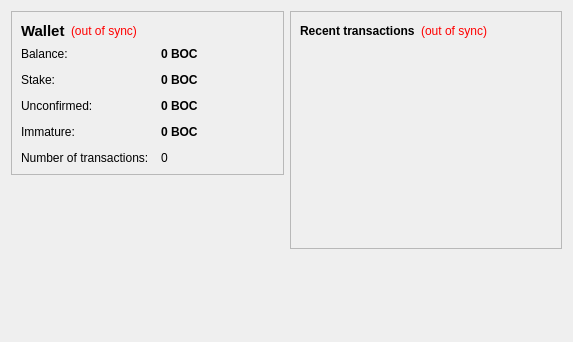
First picture: the form in src/qt/forms/overviewpage.ui, repository xming/carpediemcoin, before the edit.
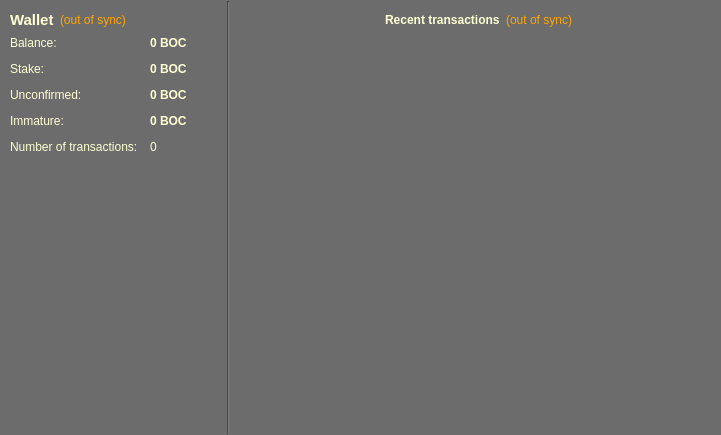
Second picture: the form after the edit. Icons and pictures are not drawn.

What changed in the file:
```diff
--- a/src/qt/forms/overviewpage.ui
+++ b/src/qt/forms/overviewpage.ui
@@ -6,25 +6,324 @@
    <rect>
     <x>0</x>
     <y>0</y>
-    <width>573</width>
-    <height>342</height>
+    <width>721</width>
+    <height>435</height>
    </rect>
   </property>
+  <property name="sizePolicy">
+   <sizepolicy hsizetype="Preferred" vsizetype="Preferred">
+    <horstretch>0</horstretch>
+    <verstretch>0</verstretch>
+   </sizepolicy>
+  </property>
+  <property name="minimumSize">
+   <size>
+    <width>520</width>
+    <height>435</height>
+   </size>
+  </property>
+  <property name="maximumSize">
+   <size>
+    <width>1024</width>
+    <height>768</height>
+   </size>
+  </property>
+  <property name="baseSize">
+   <size>
+    <width>520</width>
+    <height>435</height>
+   </size>
+  </property>
+  <property name="palette">
+   <palette>
+    <active>
+     <colorrole role="WindowText">
+      <brush brushstyle="SolidPattern">
+       <color alpha="255">
+        <red>255</red>
+        <green>255</green>
+        <blue>211</blue>
+       </color>
+      </brush>
+     </colorrole>
+     <colorrole role="Button">
+      <brush brushstyle="SolidPattern">
+       <color alpha="255">
+        <red>108</red>
+        <green>108</green>
+        <blue>108</blue>
+       </color>
+      </brush>
+     </colorrole>
+     <colorrole role="Midlight">
+      <brush brushstyle="SolidPattern">
+       <color alpha="255">
+        <red>107</red>
+        <green>107</green>
+        <blue>107</blue>
+       </color>
+      </brush>
+     </colorrole>
+     <colorrole role="Text">
+      <brush brushstyle="SolidPattern">
+       <color alpha="255">
+        <red>255</red>
+        <green>255</green>
+        <blue>211</blue>
+       </color>
+      </brush>
+     </colorrole>
+     <colorrole role="ButtonText">
+      <brush brushstyle="SolidPattern">
+       <color alpha="255">
+        <red>255</red>
+        <green>255</green>
+        <blue>211</blue>
+       </color>
+      </brush>
+     </colorrole>
+     <colorrole role="Base">
+      <brush brushstyle="SolidPattern">
+       <color alpha="255">
+        <red>108</red>
+        <green>108</green>
+        <blue>108</blue>
+       </color>
+      </brush>
+     </colorrole>
+     <colorrole role="Window">
+      <brush brushstyle="SolidPattern">
+       <color alpha="255">
+        <red>108</red>
+        <green>108</green>
+        <blue>108</blue>
+       </color>
+      </brush>
+     </colorrole>
+     <colorrole role="AlternateBase">
+      <brush brushstyle="SolidPattern">
+       <color alpha="255">
+        <red>107</red>
+        <green>107</green>
+        <blue>107</blue>
+       </color>
+      </brush>
+     </colorrole>
+    </active>
+    <inactive>
+     <colorrole role="WindowText">
+      <brush brushstyle="SolidPattern">
+       <color alpha="255">
+        <red>255</red>
+        <green>255</green>
+        <blue>211</blue>
+       </color>
+      </brush>
+     </colorrole>
+     <colorrole role="Button">
+      <brush brushstyle="SolidPattern">
+       <color alpha="255">
+        <red>108</red>
+        <green>108</green>
+        <blue>108</blue>
+       </color>
+      </brush>
+     </colorrole>
+     <colorrole role="Midlight">
+      <brush brushstyle="SolidPattern">
+       <color alpha="255">
+        <red>107</red>
+        <green>107</green>
+        <blue>107</blue>
+       </color>
+      </brush>
+     </colorrole>
+     <colorrole role="Text">
+      <brush brushstyle="SolidPattern">
+       <color alpha="255">
+        <red>255</red>
+        <green>255</green>
+        <blue>211</blue>
+       </color>
+      </brush>
+     </colorrole>
+     <colorrole role="ButtonText">
+      <brush brushstyle="SolidPattern">
+       <color alpha="255">
+        <red>255</red>
+        <green>255</green>
+        <blue>211</blue>
+       </color>
+      </brush>
+     </colorrole>
+     <colorrole role="Base">
+      <brush brushstyle="SolidPattern">
+       <color alpha="255">
+        <red>108</red>
+        <green>108</green>
+        <blue>108</blue>
+       </color>
+      </brush>
+     </colorrole>
+     <colorrole role="Window">
+      <brush brushstyle="SolidPattern">
+       <color alpha="255">
+        <red>108</red>
+        <green>108</green>
+        <blue>108</blue>
+       </color>
+      </brush>
+     </colorrole>
+     <colorrole role="AlternateBase">
+      <brush brushstyle="SolidPattern">
+       <color alpha="255">
+        <red>107</red>
+        <green>107</green>
+        <blue>107</blue>
+       </color>
+      </brush>
+     </colorrole>
+    </inactive>
+    <disabled>
+     <colorrole role="WindowText">
+      <brush brushstyle="SolidPattern">
+       <color alpha="255">
+        <red>255</red>
+        <green>255</green>
+        <blue>211</blue>
+       </color>
+      </brush>
+     </colorrole>
+     <colorrole role="Button">
+      <brush brushstyle="SolidPattern">
+       <color alpha="255">
+        <red>108</red>
+        <green>108</green>
+        <blue>108</blue>
+       </color>
+      </brush>
+     </colorrole>
+     <colorrole role="Midlight">
+      <brush brushstyle="SolidPattern">
+       <color alpha="255">
+        <red>107</red>
+        <green>107</green>
+        <blue>107</blue>
+       </color>
+      </brush>
+     </colorrole>
+     <colorrole role="Text">
+      <brush brushstyle="SolidPattern">
+       <color alpha="255">
+        <red>255</red>
+        <green>255</green>
+        <blue>211</blue>
+       </color>
+      </brush>
+     </colorrole>
+     <colorrole role="ButtonText">
+      <brush brushstyle="SolidPattern">
+       <color alpha="255">
+        <red>255</red>
+        <green>255</green>
+        <blue>211</blue>
+       </color>
+      </brush>
+     </colorrole>
+     <colorrole role="Base">
+      <brush brushstyle="SolidPattern">
+       <color alpha="255">
+        <red>108</red>
+        <green>108</green>
+        <blue>108</blue>
+       </color>
+      </brush>
+     </colorrole>
+     <colorrole role="Window">
+      <brush brushstyle="SolidPattern">
+       <color alpha="255">
+        <red>108</red>
+        <green>108</green>
+        <blue>108</blue>
+       </color>
+      </brush>
+     </colorrole>
+     <colorrole role="AlternateBase">
+      <brush brushstyle="SolidPattern">
+       <color alpha="255">
+        <red>107</red>
+        <green>107</green>
+        <blue>107</blue>
+       </color>
+      </brush>
+     </colorrole>
+    </disabled>
+   </palette>
+  </property>
   <property name="windowTitle">
    <string>Form</string>
   </property>
-  <layout class="QHBoxLayout" name="horizontalLayout" stretch="1,1">
+  <property name="autoFillBackground">
+   <bool>false</bool>
+  </property>
+  <property name="styleSheet">
+   <string notr="true">QWidget {background-color: #6C6C6C; color: #FFFFD3 } QPushButton { background-color: #787878; color: #FFFFD3; border-style:outset; border-color: #dcb540; border-width: 1px; border-radius: 6px; padding: 4px} QPushButton::hover { background-color: #6C6C6C; color: #FFFFD3; border-style:outset; border-color: #dcb540; border-width: 1px; border-radius: 6px; padding: 4px}  QPushButton::pressed {background-color: #FBFBFB; color: #E5990C; border-style:outset; border-color: #DCB540; border-radius: 6px; padding: 4px} QLabel {color: #FFFFD3} QLineEdit {background-color: #FBFBFB; color: #E5990C; border-style:outset; border-color: #dcb540; border-width: 1px; border-radius: 2px; padding: 0px} QTabBar::tab {  background: #6C6C6C; border: 1px outset #C4C4C3; border-bottom-width: 0px; /* same as the pane color */ border-top-left-radius: 4px; border-top-right-radius: 4px; min-width: 8px; padding: 3px; color: #FFFFD3 } 
+</string>
+  </property>
+  <layout class="QHBoxLayout" name="horizontalLayout">
+   <property name="sizeConstraint">
+    <enum>QLayout::SetMinAndMaxSize</enum>
+   </property>
+   <property name="leftMargin">
+    <number>1</number>
+   </property>
+   <property name="topMargin">
+    <number>1</number>
+   </property>
+   <property name="rightMargin">
+    <number>1</number>
+   </property>
+   <property name="bottomMargin">
+    <number>1</number>
+   </property>
    <item>
     <layout class="QVBoxLayout" name="verticalLayout_2">
+     <property name="sizeConstraint">
+      <enum>QLayout::SetDefaultConstraint</enum>
+     </property>
      <item>
       <widget class="QFrame" name="frame">
+       <property name="sizePolicy">
+        <sizepolicy hsizetype="Fixed" vsizetype="Fixed">
+         <horstretch>0</horstretch>
+         <verstretch>0</verstretch>
+        </sizepolicy>
+       </property>
+       <property name="minimumSize">
+        <size>
+         <width>290</width>
+         <height>0</height>
+        </size>
+       </property>
+       <property name="maximumSize">
+        <size>
+         <width>290</width>
+         <height>2800</height>
+        </size>
+       </property>
+       <property name="styleSheet">
+        <string notr="true">QListView { background:transparent; color: #FFEED3} QToolTip {color:#FFFFD3;background-color:#333333;border-style:none;}</string>
+       </property>
        <property name="frameShape">
-        <enum>QFrame::StyledPanel</enum>
+        <enum>QFrame::NoFrame</enum>
        </property>
        <property name="frameShadow">
-        <enum>QFrame::Raised</enum>
+        <enum>QFrame::Plain</enum>
        </property>
        <layout class="QVBoxLayout" name="verticalLayout_4">
+        <property name="sizeConstraint">
+         <enum>QLayout::SetFixedSize</enum>
+        </property>
         <item>
          <layout class="QHBoxLayout" name="horizontalLayout_4">
           <item>
@@ -36,6 +335,9 @@
               <bold>true</bold>
              </font>
             </property>
+            <property name="styleSheet">
+             <string notr="true">QToolTip {color:#FFFFD3;background-color:#333333;border:0px;}</string>
+            </property>
             <property name="text">
              <string>Wallet</string>
             </property>
@@ -47,7 +349,7 @@
              <string>The displayed information may be out of date. Your wallet automatically synchronizes with the carpediemcoin network after a connection is established, but this process has not completed yet.</string>
             </property>
             <property name="styleSheet">
-             <string notr="true">QLabel { color: red; }</string>
+             <string notr="true">QLabel { color: orange; }QToolTip {color:#FFFFD3;background-color:#333333;border-style:none;}</string>
             </property>
             <property name="text">
              <string notr="true">(out of sync)</string>
@@ -74,6 +376,9 @@
         </item>
         <item>
          <layout class="QFormLayout" name="formLayout_2">
+          <property name="sizeConstraint">
+           <enum>QLayout::SetFixedSize</enum>
+          </property>
           <property name="fieldGrowthPolicy">
            <enum>QFormLayout::AllNonFixedFieldsGrow</enum>
           </property>
@@ -85,6 +390,9 @@
           </property>
           <item row="0" column="0">
            <widget class="QLabel" name="label">
+            <property name="styleSheet">
+             <string notr="true"/>
+            </property>
             <property name="text">
              <string>Balance:</string>
             </property>
@@ -104,6 +412,12 @@
             <property name="toolTip">
              <string>Your current balance</string>
             </property>
+            <property name="styleSheet">
+             <string notr="true"/>
+            </property>
+            <property name="frameShadow">
+             <enum>QFrame::Plain</enum>
+            </property>
             <property name="text">
              <string notr="true">0 BOC</string>
             </property>
@@ -114,6 +428,9 @@
           </item>
           <item row="1" column="0">
            <widget class="QLabel" name="label_6">
+            <property name="styleSheet">
+             <string notr="true"/>
+            </property>
             <property name="text">
              <string>Stake:</string>
             </property>
@@ -133,6 +450,9 @@
             <property name="toolTip">
              <string>Total of coins that was staked, and do not yet count toward the current balance</string>
             </property>
+            <property name="styleSheet">
+             <string notr="true"/>
+            </property>
             <property name="text">
              <string notr="true">0 BOC</string>
             </property>
@@ -143,6 +463,9 @@
           </item>
           <item row="2" column="0">
            <widget class="QLabel" name="label_3">
+            <property name="styleSheet">
+             <string notr="true"/>
+            </property>
             <property name="text">
              <string>Unconfirmed:</string>
             </property>
@@ -162,6 +485,9 @@
             <property name="toolTip">
              <string>Total of transactions that have yet to be confirmed, and do not yet count toward the current balance</string>
             </property>
+            <property name="styleSheet">
+             <string notr="true"/>
+            </property>
             <property name="text">
              <string notr="true">0 BOC</string>
             </property>
@@ -172,6 +498,9 @@
           </item>
           <item row="3" column="0">
            <widget class="QLabel" name="labelImmatureText">
+            <property name="styleSheet">
+             <string notr="true"/>
+            </property>
             <property name="text">
              <string>Immature:</string>
             </property>
@@ -188,6 +517,9 @@
             <property name="toolTip">
              <string>Mined balance that has not yet matured</string>
             </property>
+            <property name="styleSheet">
+             <string notr="true"/>
+            </property>
             <property name="text">
              <string notr="true">0 BOC</string>
             </property>
@@ -198,6 +530,9 @@
           </item>
           <item row="4" column="0">
            <widget class="QLabel" name="label_2">
+            <property name="styleSheet">
+             <string notr="true"/>
+            </property>
             <property name="text">
              <string>Number of transactions:</string>
             </property>
@@ -208,6 +543,9 @@
             <property name="toolTip">
              <string>Total number of transactions in wallet</string>
             </property>
+            <property name="styleSheet">
+             <string notr="true"/>
+            </property>
             <property name="text">
              <string notr="true">0</string>
             </property>
@@ -220,12 +558,54 @@
      </item>
      <item>
       <widget class="QLabel" name="label_wallet_bgcoin">
+       <property name="sizePolicy">
+        <sizepolicy hsizetype="Preferred" vsizetype="Preferred">
+         <horstretch>0</horstretch>
+         <verstretch>0</verstretch>
+        </sizepolicy>
+       </property>
+       <property name="minimumSize">
+        <size>
+         <width>220</width>
+         <height>220</height>
+        </size>
+       </property>
+       <property name="maximumSize">
+        <size>
+         <width>290</width>
+         <height>2800</height>
+        </size>
+       </property>
+       <property name="sizeIncrement">
+        <size>
+         <width>0</width>
+         <height>0</height>
+        </size>
+       </property>
+       <property name="baseSize">
+        <size>
+         <width>0</width>
+         <height>0</height>
+        </size>
+       </property>
+       <property name="styleSheet">
+        <string notr="true"/>
+       </property>
+       <property name="frameShape">
+        <enum>QFrame::NoFrame</enum>
+       </property>
        <property name="text">
         <string/>
        </property>
        <property name="pixmap">
         <pixmap resource="../carpediemcoin.qrc">:/images/wallet_bgcoin</pixmap>
        </property>
+       <property name="scaledContents">
+        <bool>false</bool>
+       </property>
+       <property name="alignment">
+        <set>Qt::AlignCenter</set>
+       </property>
       </widget>
      </item>
      <item>
@@ -233,31 +613,292 @@
        <property name="orientation">
         <enum>Qt::Vertical</enum>
        </property>
+       <property name="sizeType">
+        <enum>QSizePolicy::Fixed</enum>
+       </property>
        <property name="sizeHint" stdset="0">
         <size>
          <width>20</width>
-         <height>40</height>
+         <height>20</height>
         </size>
        </property>
       </spacer>
      </item>
     </layout>
    </item>
+   <item>
+    <widget class="Line" name="line">
+     <property name="styleSheet">
+      <string notr="true"/>
+     </property>
+     <property name="orientation">
+      <enum>Qt::Vertical</enum>
+     </property>
+    </widget>
+   </item>
    <item>
     <layout class="QVBoxLayout" name="verticalLayout_3">
      <item>
       <widget class="QFrame" name="frame_2">
+       <property name="palette">
+        <palette>
+         <active>
+          <colorrole role="WindowText">
+           <brush brushstyle="SolidPattern">
+            <color alpha="255">
+             <red>255</red>
+             <green>255</green>
+             <blue>211</blue>
+            </color>
+           </brush>
+          </colorrole>
+          <colorrole role="Button">
+           <brush brushstyle="SolidPattern">
+            <color alpha="255">
+             <red>108</red>
+             <green>108</green>
+             <blue>108</blue>
+            </color>
+           </brush>
+          </colorrole>
+          <colorrole role="Text">
+           <brush brushstyle="SolidPattern">
+            <color alpha="255">
+             <red>255</red>
+             <green>255</green>
+             <blue>211</blue>
+            </color>
+           </brush>
+          </colorrole>
+          <colorrole role="ButtonText">
+           <brush brushstyle="SolidPattern">
+            <color alpha="255">
+             <red>255</red>
+             <green>255</green>
+             <blue>211</blue>
+            </color>
+           </brush>
+          </colorrole>
+          <colorrole role="Base">
+           <brush brushstyle="SolidPattern">
+            <color alpha="255">
+             <red>108</red>
+             <green>108</green>
+             <blue>108</blue>
+            </color>
+           </brush>
+          </colorrole>
+          <colorrole role="Window">
+           <brush brushstyle="SolidPattern">
+            <color alpha="255">
+             <red>108</red>
+             <green>108</green>
+             <blue>108</blue>
+            </color>
+           </brush>
+          </colorrole>
+          <colorrole role="Highlight">
+           <brush brushstyle="SolidPattern">
+            <color alpha="255">
+             <red>0</red>
+             <green>0</green>
+             <blue>0</blue>
+            </color>
+           </brush>
+          </colorrole>
+          <colorrole role="HighlightedText">
+           <brush brushstyle="SolidPattern">
+            <color alpha="255">
+             <red>255</red>
+             <green>255</green>
+             <blue>0</blue>
+            </color>
+           </brush>
+          </colorrole>
+         </active>
+         <inactive>
+          <colorrole role="WindowText">
+           <brush brushstyle="SolidPattern">
+            <color alpha="255">
+             <red>255</red>
+             <green>255</green>
+             <blue>211</blue>
+            </color>
+           </brush>
+          </colorrole>
+          <colorrole role="Button">
+           <brush brushstyle="SolidPattern">
+            <color alpha="255">
+             <red>108</red>
+             <green>108</green>
+             <blue>108</blue>
+            </color>
+           </brush>
+          </colorrole>
+          <colorrole role="Text">
+           <brush brushstyle="SolidPattern">
+            <color alpha="255">
+             <red>255</red>
+             <green>255</green>
+             <blue>211</blue>
+            </color>
+           </brush>
+          </colorrole>
+          <colorrole role="ButtonText">
+           <brush brushstyle="SolidPattern">
+            <color alpha="255">
+             <red>255</red>
+             <green>255</green>
+             <blue>211</blue>
+            </color>
+           </brush>
+          </colorrole>
+          <colorrole role="Base">
+           <brush brushstyle="SolidPattern">
+            <color alpha="255">
+             <red>108</red>
+             <green>108</green>
+             <blue>108</blue>
+            </color>
+           </brush>
+          </colorrole>
+          <colorrole role="Window">
+           <brush brushstyle="SolidPattern">
+            <color alpha="255">
+             <red>108</red>
+             <green>108</green>
+             <blue>108</blue>
+            </color>
+           </brush>
+          </colorrole>
+          <colorrole role="Highlight">
+           <brush brushstyle="SolidPattern">
+            <color alpha="255">
+             <red>0</red>
+             <green>0</green>
+             <blue>0</blue>
+            </color>
+           </brush>
+          </colorrole>
+          <colorrole role="HighlightedText">
+           <brush brushstyle="SolidPattern">
+            <color alpha="255">
+             <red>255</red>
+             <green>255</green>
+             <blue>0</blue>
+            </color>
+           </brush>
+          </colorrole>
+         </inactive>
+         <disabled>
+          <colorrole role="WindowText">
+           <brush brushstyle="SolidPattern">
+            <color alpha="255">
+             <red>255</red>
+             <green>255</green>
+             <blue>211</blue>
+            </color>
+           </brush>
+          </colorrole>
+          <colorrole role="Button">
+           <brush brushstyle="SolidPattern">
+            <color alpha="255">
+             <red>108</red>
+             <green>108</green>
+             <blue>108</blue>
+            </color>
+           </brush>
+          </colorrole>
+          <colorrole role="Text">
+           <brush brushstyle="SolidPattern">
+            <color alpha="255">
+             <red>255</red>
+             <green>255</green>
+             <blue>211</blue>
+            </color>
+           </brush>
+          </colorrole>
+          <colorrole role="ButtonText">
+           <brush brushstyle="SolidPattern">
+            <color alpha="255">
+             <red>255</red>
+             <green>255</green>
+             <blue>211</blue>
+            </color>
+           </brush>
+          </colorrole>
+          <colorrole role="Base">
+           <brush brushstyle="SolidPattern">
+            <color alpha="255">
+             <red>108</red>
+             <green>108</green>
+             <blue>108</blue>
+            </color>
+           </brush>
+          </colorrole>
+          <colorrole role="Window">
+           <brush brushstyle="SolidPattern">
+            <color alpha="255">
+             <red>108</red>
+             <green>108</green>
+             <blue>108</blue>
+            </color>
+           </brush>
+          </colorrole>
+          <colorrole role="Highlight">
+           <brush brushstyle="SolidPattern">
+            <color alpha="255">
+             <red>0</red>
+             <green>0</green>
+             <blue>0</blue>
+            </color>
+           </brush>
+          </colorrole>
+          <colorrole role="HighlightedText">
+           <brush brushstyle="SolidPattern">
+            <color alpha="255">
+             <red>255</red>
+             <green>255</green>
+             <blue>0</blue>
+            </color>
+           </brush>
+          </colorrole>
+         </disabled>
+        </palette>
+       </property>
+       <property name="autoFillBackground">
+        <bool>false</bool>
+       </property>
+       <property name="styleSheet">
+        <string notr="true"/>
+       </property>
        <property name="frameShape">
-        <enum>QFrame::StyledPanel</enum>
+        <enum>QFrame::NoFrame</enum>
        </property>
        <property name="frameShadow">
-        <enum>QFrame::Raised</enum>
+        <enum>QFrame::Plain</enum>
        </property>
        <layout class="QVBoxLayout" name="verticalLayout">
         <item>
          <layout class="QHBoxLayout" name="horizontalLayout_2">
+          <item>
+           <spacer name="horizontalSpacer_3">
+            <property name="orientation">
+             <enum>Qt::Horizontal</enum>
+            </property>
+            <property name="sizeHint" stdset="0">
+             <size>
+              <width>13</width>
+              <height>20</height>
+             </size>
+            </property>
+           </spacer>
+          </item>
           <item>
            <widget class="QLabel" name="label_4">
+            <property name="styleSheet">
+             <string notr="true">QToolTip {color:#FFFFD3;background-color:#333333;border:0px;}</string>
+            </property>
             <property name="text">
              <string>&lt;b&gt;Recent transactions&lt;/b&gt;</string>
             </property>
@@ -269,7 +910,7 @@
              <string>The displayed information may be out of date. Your wallet automatically synchronizes with the carpediemcoin network after a connection is established, but this process has not completed yet.</string>
             </property>
             <property name="styleSheet">
-             <string notr="true">QLabel { color: red; }</string>
+             <string notr="true">QLabel { color: orange; } QToolTip {color:#FFFFD3;background-color:#333333;border-style:none;}</string>
             </property>
             <property name="text">
              <string notr="true">(out of sync)</string>
@@ -286,7 +927,7 @@
             </property>
             <property name="sizeHint" stdset="0">
              <size>
-              <width>40</width>
+              <width>45</width>
               <height>20</height>
              </size>
             </property>
@@ -297,11 +938,14 @@
         <item>
          <widget class="QListView" name="listTransactions">
           <property name="styleSheet">
-           <string notr="true">QListView { background: transparent; }</string>
+           <string notr="true">QListView { background:transparent; color: #FFEED3} QToolTip {color:#FFFFD3;background-color:#333333;border-style:none;}</string>
           </property>
           <property name="frameShape">
            <enum>QFrame::NoFrame</enum>
           </property>
+          <property name="frameShadow">
+           <enum>QFrame::Plain</enum>
+          </property>
           <property name="verticalScrollBarPolicy">
            <enum>Qt::ScrollBarAlwaysOff</enum>
           </property>
@@ -318,23 +962,19 @@
      </item>
      <item>
       <widget class="QLabel" name="label_carpediemcoin_Intro">
-       <property name="text">
-        <string></string>
-       </property>
-      </widget>
-     </item>
-     <item>
-      <spacer name="verticalSpacer_2">
-       <property name="orientation">
-        <enum>Qt::Vertical</enum>
-       </property>
-       <property name="sizeHint" stdset="0">
+       <property name="minimumSize">
         <size>
-         <width>20</width>
-         <height>40</height>
+         <width>310</width>
+         <height>0</height>
         </size>
        </property>
-      </spacer>
+       <property name="styleSheet">
+        <string notr="true"/>
+       </property>
+       <property name="text">
+        <string/>
+       </property>
+      </widget>
      </item>
     </layout>
    </item>
```
Left out of the diff: 1 changed line with no effect on the pictures.
